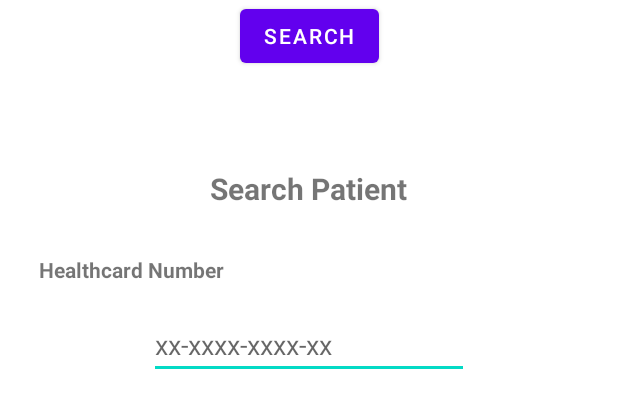
After one commit to kcmatienzo/MedRec, an Android app: the layout activity_searchpatient.xml on its own in the app's theme, with its tools: preview values and no code run, on a phone screen of 412 x 824 dp. The commit adds this screen. Shown: the top 408 px of the screen. Run offline under Robolectric (Android 15) with nearby library versions, the phone set to English and light mode, and no system bars.

Commit message:
Added login button, search patient
- Added Login button
- Added Activity for Search Patient
- Added layout for Search patient page

```diff
--- /dev/null
+++ b/app/src/main/res/layout/activity_searchpatient.xml
@@ -0,0 +1,67 @@
+<?xml version="1.0" encoding="utf-8"?>
+<androidx.constraintlayout.widget.ConstraintLayout xmlns:android="http://schemas.android.com/apk/res/android"
+    xmlns:app="http://schemas.android.com/apk/res-auto"
+    xmlns:tools="http://schemas.android.com/tools"
+    android:layout_width="match_parent"
+    android:layout_height="match_parent"
+    android:orientation="vertical"
+    android:id="@+id/linearLayout">
+
+    <TextView
+        android:id="@+id/textView3"
+        android:layout_width="wrap_content"
+        android:layout_height="wrap_content"
+        android:text="Search Patient"
+        android:textSize="20sp"
+        android:textStyle="bold"
+        app:layout_constraintBottom_toBottomOf="parent"
+        app:layout_constraintEnd_toEndOf="parent"
+        app:layout_constraintHorizontal_bias="0.498"
+        app:layout_constraintStart_toStartOf="parent"
+        app:layout_constraintTop_toTopOf="parent"
+        app:layout_constraintVertical_bias="0.141"
+        tools:layout_conversion_absoluteHeight="19dp"
+        tools:layout_conversion_absoluteWidth="393dp" />
+
+    <TextView
+        android:id="@+id/textView4"
+        android:layout_width="wrap_content"
+        android:layout_height="wrap_content"
+        android:text="Healthcard Number"
+        android:textStyle="bold"
+        app:layout_constraintBottom_toBottomOf="parent"
+        app:layout_constraintEnd_toEndOf="parent"
+        app:layout_constraintHorizontal_bias="0.089"
+        app:layout_constraintStart_toStartOf="parent"
+        app:layout_constraintTop_toTopOf="parent"
+        app:layout_constraintVertical_bias="0.211"
+        tools:layout_conversion_absoluteHeight="19dp"
+        tools:layout_conversion_absoluteWidth="123dp" />
+
+    <EditText
+        android:id="@+id/editText_patientHealthcardNumber"
+        android:layout_width="wrap_content"
+        android:layout_height="wrap_content"
+        android:ems="10"
+        android:hint="xx-xxxx-xxxx-xx"
+        android:inputType="textPersonName"
+        app:layout_constraintBottom_toBottomOf="parent"
+        app:layout_constraintEnd_toEndOf="parent"
+        app:layout_constraintStart_toStartOf="parent"
+        app:layout_constraintTop_toTopOf="parent"
+        app:layout_constraintVertical_bias="0.266"
+        tools:layout_conversion_absoluteHeight="45dp"
+        tools:layout_conversion_absoluteWidth="393dp" />
+
+    <Button
+        android:id="@+id/btn_searchPatient"
+        android:layout_width="wrap_content"
+        android:layout_height="wrap_content"
+        android:text="Search"
+        app:layout_constraintEnd_toEndOf="parent"
+        app:layout_constraintStart_toStartOf="parent"
+        tools:layout_conversion_absoluteHeight="48dp"
+        tools:layout_conversion_absoluteWidth="240dp"
+        tools:layout_editor_absoluteY="259dp" />
+
+</androidx.constraintlayout.widget.ConstraintLayout>
```
Also changed, not shown: app/src/main/java/com/example/medrecroomdb/MainActivity.java (+39 -0 lines), app/src/main/java/com/example/medrecroomdb/activity/SearchPatientActivity.java (added, +25 -0 lines), app/src/main/res/layout/activity_main.xml (+8 -2 lines).
